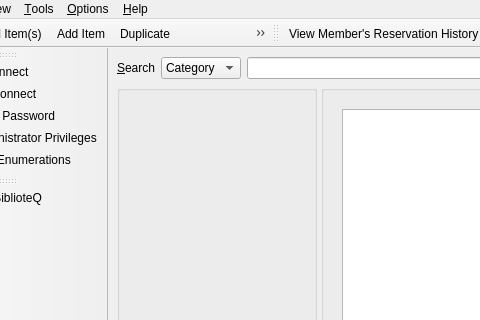
The window that UI/biblioteq_mainwindow.ui (textbrowser/biblioteq) describes before a commit, drawn with Qt 5; both pictures show x 95 to 575 and y 0 to 320 of the 982 by 650 pixel window.
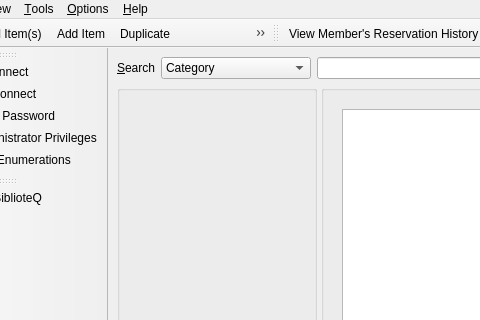
The same window after the commit. Icons and pictures are not drawn. Custom widgets are drawn as their Qt base class.

Diff of the .ui file:
```diff
--- a/UI/biblioteq_mainwindow.ui
+++ b/UI/biblioteq_mainwindow.ui
@@ -36,6 +36,9 @@
         <property name="sizeAdjustPolicy">
          <enum>QComboBox::AdjustToContents</enum>
         </property>
+        <property name="minimumContentsLength">
+         <number>15</number>
+        </property>
         <item>
          <property name="text">
           <string>Category</string>
```
Left out of the diff: 2 changed lines with no effect on the pictures.
